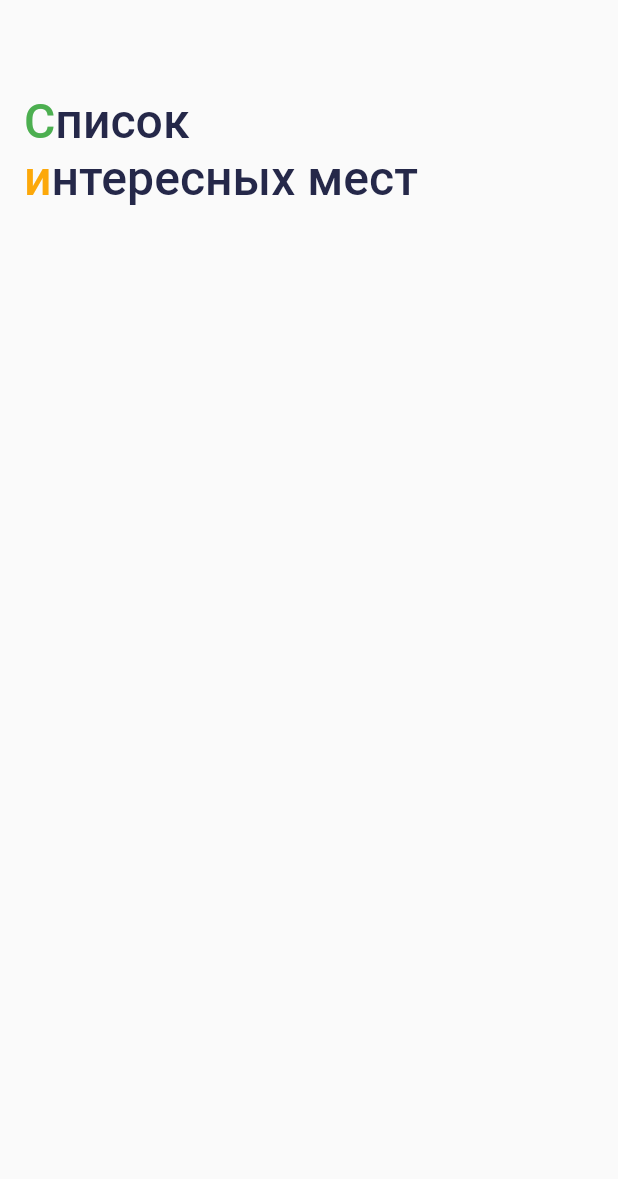
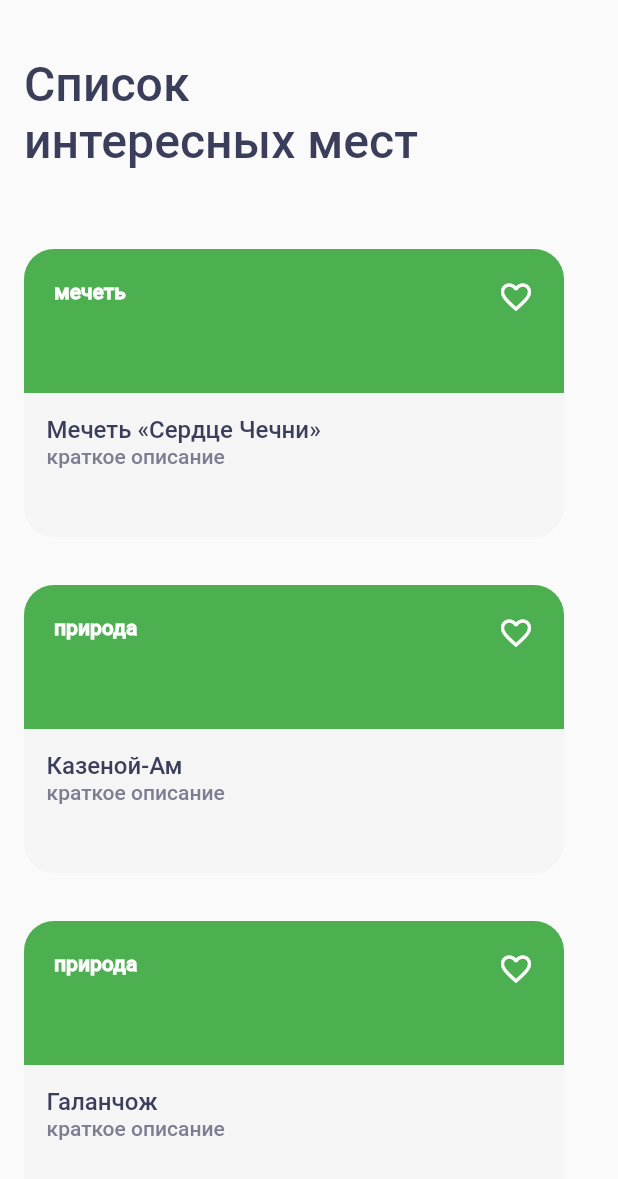
Before and after one commit to musovvir/places, a Flutter app: the screen it shows after launch, on a phone screen of 412 x 824 dp. Shown: the top 1179 px of the screen. Run offline on Flutter 3.47's test engine with Material 2 defaults, Android fonts, the phone set to English and light mode, and no system bars.

Commit message:
upgrade sight_card

```diff
--- a/lib/mocks.dart
+++ b/lib/mocks.dart
@@ -1,9 +1,9 @@
 import 'package:places/domain/sight.dart';
 
 final List mocks = <Sight>[
-  Sight(name: 'Мечеть «Сердце Чечни»', lat: '43°1903', lon: '45°4138', url: 'https://wikiway.com/upload/hl-photo/80f/0fc/mechet_serdce_chechni_9.jpg', details: 'Мечеть «Сердце Чечни» — одна из самых больших мечетей мира. Открыта 17 октября 2008 года и названа именем Ахмат-Хаджи Кадырова, первого президента Чеченской Республики.', type: 'qwer'),
-  Sight(name: 'Мечеть «Сердце Матери»', lat: '43°1736', lon: '45°5300', url: 'https://russia.travel/upload/uf/566/566126e0e39c0564ca0c6198325b1816.jpg', details: 'В городе Аргун в Чечне возвышается удивительная мечеть — «Сердце матери». Она построена в 2014 году и названа в честь Аймани Кадыровой — матери главы республики Рамзана Кадырова. Резной купол, трехгранные стелы, красочная подсветка и богатство интерьера — это одно из самых ярких украшений Чечни.', type: 'qwer'),
-  Sight(name: 'Мечеть «Гордость мусульман»', lat: '43°0925', lon: '45°5416', url: 'https://grozny-inform.ru/LoadedImages/2019/08/12/66368802_892857504423683_3249758219634686233_n.jpg', details: 'C 2012 года на площади в 5 гектар в центре города, рядом с высотным комплексом Шали-сити, активно велось строительство новой мечети. Над проектом работали архитекторы из Узбекистана. Торжественное открытие мечети, приуроченное ко дню рождения первого президента республики — Ахмата-Хаджи Кадырова, состоялось 23 августа 2019 года. Изначально планировалось, что мечети дадут имя главы республики Рамзана Кадырова. На церемонии открытия было объявлено о названии мечети именем пророка Мухаммада.', type: 'qwer'),
+  Sight(name: 'Мечеть «Сердце Чечни»', lat: '43°1903', lon: '45°4138', url: 'https://wikiway.com/upload/hl-photo/80f/0fc/mechet_serdce_chechni_9.jpg', details: 'Мечеть «Сердце Чечни» — одна из самых больших мечетей мира. Открыта 17 октября 2008 года и названа именем Ахмат-Хаджи Кадырова, первого президента Чеченской Республики.', type: 'мечеть'),
+  Sight(name: 'Мечеть «Сердце Матери»', lat: '43°1736', lon: '45°5300', url: 'https://russia.travel/upload/uf/566/566126e0e39c0564ca0c6198325b1816.jpg', details: 'В городе Аргун в Чечне возвышается удивительная мечеть — «Сердце матери». Она построена в 2014 году и названа в честь Аймани Кадыровой — матери главы республики Рамзана Кадырова. Резной купол, трехгранные стелы, красочная подсветка и богатство интерьера — это одно из самых ярких украшений Чечни.', type: 'мечеть'),
+  Sight(name: 'Мечеть «Гордость мусульман»', lat: '43°0925', lon: '45°5416', url: 'https://grozny-inform.ru/LoadedImages/2019/08/12/66368802_892857504423683_3249758219634686233_n.jpg', details: 'C 2012 года на площади в 5 гектар в центре города, рядом с высотным комплексом Шали-сити, активно велось строительство новой мечети. Над проектом работали архитекторы из Узбекистана. Торжественное открытие мечети, приуроченное ко дню рождения первого президента республики — Ахмата-Хаджи Кадырова, состоялось 23 августа 2019 года. Изначально планировалось, что мечети дадут имя главы республики Рамзана Кадырова. На церемонии открытия было объявлено о названии мечети именем пророка Мухаммада.', type: 'мечеть'),
   Sight(name: 'Галанчож', lat: '42°87216', lon: '45°30388', url: 'https://grozny-inform.ru/LoadedImages/2019/06/05/17126911_1850573848516186_3673281925344133120_n_2_w1200_h800.jpg', details: 'Галанчожское озеро (чеч. Галайн-Iам, Галайн-Ам) - одно из самых красивых и живописных озер Чеченской Республики. Оно находится чуть выше места слияния горных рек Гехи и Осу-хи у подножия южного склона горы Верг-Лам на высоте 1533 м выше уровня моря. Озеро питается подводными ключевыми водами, также в него впадают несколько родников со склона, на котором оно расположено. Глубина озера составляет в среднем 30 метров, но в дождливый сезон уровень воды в озере может существенно увеличиться, избыток стекает долину реки Осу-хи. Длина озера составляет 400-450 метров в зависимости от разлива воды. Температура поверхности воды в летнее время может достигать до 20 градусов', type: 'qwer'),
   Sight(name: 'Казеной-Ам', lat: '42°4638', lon: '46°0911', url: 'https://static.tildacdn.com/tild3765-6532-4638-b931-363965303163/1.jpg', details: 'Озеро Кезеной-Ам находится на границе Веденского района Чеченской республики и Ботлихского района Дагестана. Благодаря своим большим размерам и расположению на крутом склоне Андийского хребта его прозвали Андийским морем. Озеро образовалось в результате крупного оползня, который сошел, предположительно, 600–700 лет назад с южного склона хребта Кашкерлам и перегородил поймы рек Харсум и Кауха.', type: 'qwer'),
   Sight(name: 'Беной', lat: '42°4638', lon: '46°0911', url: 'https://static.tonkosti.ru/tonkosti/table_img/g192/8282/194335589.jpg', details: 'Беной — красивейшее место Чеченской Республики. Великолепные виды, нетронутая красота дикой природы. Те, кто побывал в Беное, испытывают массу положительных эмоций от красоты этого края.', type: 'qwer'),
--- /dev/null
+++ b/lib/ui/screen/sight_card.dart
@@ -0,0 +1,64 @@
+import 'package:flutter/material.dart';
+import 'package:places/domain/sight.dart';
+
+class SightCard extends StatelessWidget {
+  Sight sight;
+
+  SightCard({
+    Key? key,
+    required this.sight,
+  }) : super(key: key);
+
+  @override
+  Widget build(BuildContext context) {
+    return Container(
+      margin: const EdgeInsets.all(16),
+      width: 360,
+      height: 192,
+      decoration: BoxDecoration(
+        borderRadius: BorderRadius.circular(20),
+        color: const Color.fromRGBO(245, 245, 245, 1),
+        ),
+      child: Column(
+        children: [
+          Stack(
+            children: [
+              Container(
+                width: 360,
+                height: 96,
+                decoration: const BoxDecoration(
+                  color:  Colors.green,
+                  borderRadius: BorderRadius.only(
+                    topLeft: Radius.circular(20),
+                    topRight: Radius.circular(20),
+                  ),
+                ),
+              ),
+              Container(
+                padding: const EdgeInsets.all(20),
+                alignment: Alignment.topLeft,
+                child: Text(sight.type!, style: const TextStyle(color: Colors.white, fontWeight: FontWeight.w700)),
+                ),
+              Container(
+                padding: const EdgeInsets.all(20),
+                alignment: Alignment.topRight,
+                child: const Icon(Icons.favorite_border_outlined, color: Colors.white),
+                ),
+            ],
+          ),
+          Container(
+            alignment: Alignment.centerLeft,
+            padding: const EdgeInsets.all(15.0),
+            child: Column(
+              crossAxisAlignment: CrossAxisAlignment.start,
+              children: [
+                Text(sight.name!, style: const TextStyle(fontSize: 16, color: Color.fromRGBO(59, 62, 91, 1),)),
+                Text(sight.details!, textAlign: TextAlign.left, style: const TextStyle(color: Color.fromRGBO(124, 126, 146, 1), fontSize: 14)),
+              ],
+            ),
+          ),
+        ],
+      ),
+    );
+  }
+}
--- a/lib/ui/screen/sight_list_screen.dart
+++ b/lib/ui/screen/sight_list_screen.dart
@@ -1,4 +1,6 @@
 import 'package:flutter/material.dart';
+import 'package:places/domain/sight.dart';
+import 'package:places/ui/screen/sight_card.dart';
 
 class SightListScreen extends StatefulWidget {
   const SightListScreen({Key? key}) : super(key: key);
@@ -8,53 +10,54 @@ class SightListScreen extends StatefulWidget {
 }
 
 class _SightListScreenState extends State<SightListScreen> {
+  Sight? sight;
+
   @override
   Widget build(BuildContext context) {
     return Scaffold(
       appBar: AppBar(
-        toolbarHeight: 200,
+        toolbarHeight: 150,
         centerTitle: false,
         elevation: 0.0,
         backgroundColor: const Color.fromRGBO(250, 250, 250, 1),
-        title: RichText(
-          text: const TextSpan(
-            children: [
-              TextSpan(
-                children: [
-                  TextSpan(text: 'С', style: TextStyle(color: Color.fromRGBO(76, 175, 80, 1))),
-                  TextSpan(text: 'писок',),
-                ],
-                style: TextStyle(
-                        color: Color.fromRGBO(37, 40, 73, 1),
-                        fontSize: 32,
-                        fontFamily: 'Roboto',
-                ),
-              ),
-              TextSpan(
-                children: [
-                  TextSpan(text: '\nи', style: TextStyle(color: Color.fromRGBO(252, 168, 10, 1))),
-                  TextSpan(text: 'нтересных мест',),
-                ],
-                style: TextStyle(
-                        color: Color.fromRGBO(37, 40, 73, 1),
-                        fontSize: 32,
-                        fontFamily: 'Roboto',
-                ),
-              ),
-            ],
+        title: const Text('Список \nинтересных мест', style: TextStyle(color: Color.fromRGBO(59, 62, 91, 1), fontSize: 32)),
+      ),
+      body: SingleChildScrollView(
+        child: Column(
+          children: [
+            SightCard(
+          sight: Sight(
+            name: 'Мечеть «Сердце Чечни»',
+            lat: '43°1903',
+            lon: '45°4138',
+            url: 'https://wikiway.com/upload/hl-photo/80f/0fc/mechet_serdce_chechni_9.jpg',
+            details: 'краткое описание',
+            type: 'мечеть',
           ),
         ),
+        SightCard(
+          sight: Sight(
+            name: 'Казеной-Ам',
+            lat: '42°4638',
+            lon: '46°0911',
+            url: 'https://static.tildacdn.com/tild3765-6532-4638-b931-363965303163/1.jpg',
+            details: 'краткое описание',
+            type: 'природа',
+          ),
+        ),
+        SightCard(
+          sight: Sight(
+            name: 'Галанчож',
+            lat: '42°87216',
+            lon: '45°30388',
+            url: 'https://grozny-inform.ru/LoadedImages/2019/06/05/17126911_1850573848516186_3673281925344133120_n_2_w1200_h800.jpg',
+            details: 'краткое описание',
+            type: 'природа',
+          ),
+        ),
+          ],
+        ),
       ),
-      body: const SizedBox(),
     );
   }
 }
-
-
-// const Text('Список \nинтересных мест', style:
-//           TextStyle(
-//             color: Color.fromRGBO(37, 40, 73, 1),
-//             fontSize: 32,
-//             fontFamily: 'Roboto',
-//           ),
-//         ),
```
